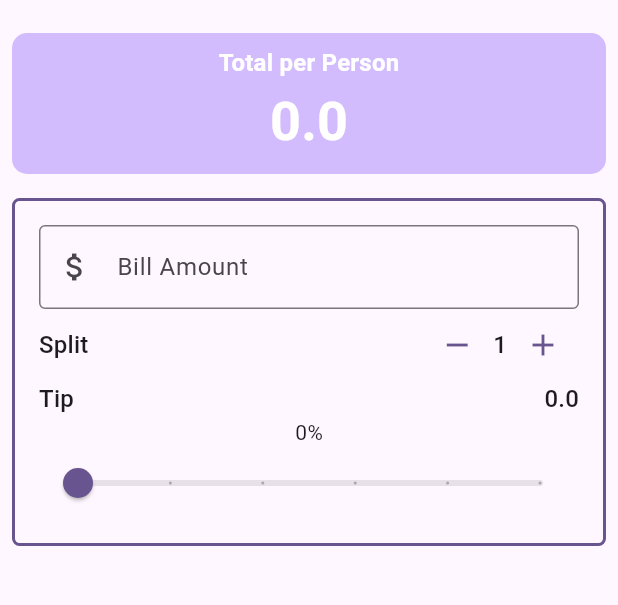
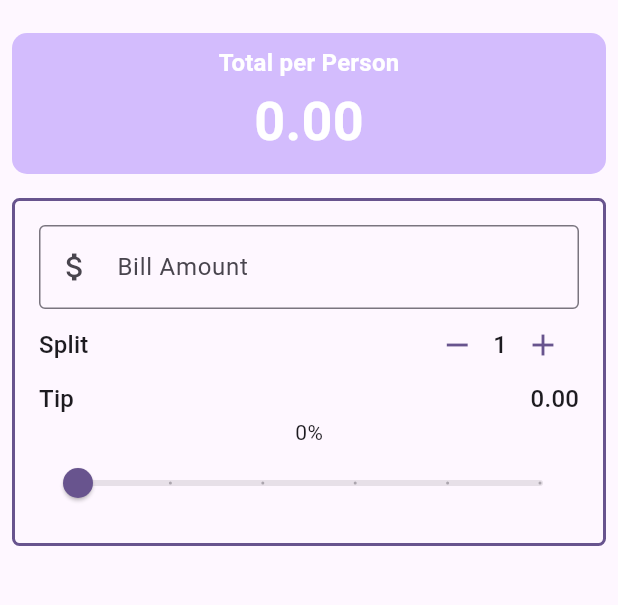
Before and after one commit to SAJalingo/utip, a Flutter app: the screen it shows after launch, on a phone screen of 412 x 824 dp, the part 63-668 px from its top. Run offline on Flutter 3.47's test engine with Material 3 defaults, Android fonts, the phone set to English and light mode, and no system bars.

Commit message:
refactor some widgets

```diff
--- a/lib/main.dart
+++ b/lib/main.dart
@@ -2,6 +2,7 @@ import 'package:flutter/material.dart';
 import 'package:utip/widgets/bill_amount_field.dart';
 import 'package:utip/widgets/person_counter.dart';
 import 'package:utip/widgets/tip_slider.dart';
+import 'package:utip/widgets/total_per_person.dart';
 
 void main() {
   runApp(const MyApp());
@@ -83,38 +84,10 @@ class _UTipState extends State<UTip> {
           crossAxisAlignment:
               CrossAxisAlignment.stretch,
           children: [
-            Container(
-              padding: const EdgeInsets.all(8),
-              decoration: BoxDecoration(
-                color:
-                    theme
-                        .colorScheme
-                        .inversePrimary,
-                borderRadius:
-                    BorderRadius.circular(10),
-              ),
-              child: Column(
-                children: [
-                  Text(
-                    'Total per Person',
-                    style: style,
-                  ),
-                  Text(
-                    '$total',
-                    style: style.copyWith(
-                      color:
-                          theme
-                              .colorScheme
-                              .onPrimary,
-                      fontSize:
-                          theme
-                              .textTheme
-                              .displaySmall
-                              ?.fontSize,
-                    ),
-                  ),
-                ],
-              ),
+            TotalPerPerson(
+              theme: theme,
+              style: style,
+              total: total,
             ),
             //form
             Container(
@@ -184,7 +157,7 @@ class _UTipState extends State<UTip> {
                                 .titleMedium,
                       ),
                       Text(
-                        '$totalT',
+                        totalT.toStringAsFixed(2),
                         style:
                             theme
                                 .textTheme
--- /dev/null
+++ b/lib/widgets/total_per_person.dart
@@ -0,0 +1,41 @@
+import 'package:flutter/material.dart';
+
+class TotalPerPerson extends StatelessWidget {
+  const TotalPerPerson({
+    super.key,
+    required this.theme,
+    required this.style,
+    required this.total,
+  });
+
+  final ThemeData theme;
+  final TextStyle style;
+  final double total;
+
+  @override
+  Widget build(BuildContext context) {
+    return Container(
+      padding: const EdgeInsets.all(8),
+      decoration: BoxDecoration(
+        color: theme.colorScheme.inversePrimary,
+        borderRadius: BorderRadius.circular(10),
+      ),
+      child: Column(
+        children: [
+          Text('Total per Person', style: style),
+          Text(
+            total.toStringAsFixed(2),
+            style: style.copyWith(
+              color: theme.colorScheme.onPrimary,
+              fontSize:
+                  theme
+                      .textTheme
+                      .displaySmall
+                      ?.fontSize,
+            ),
+          ),
+        ],
+      ),
+    );
+  }
+}
```
